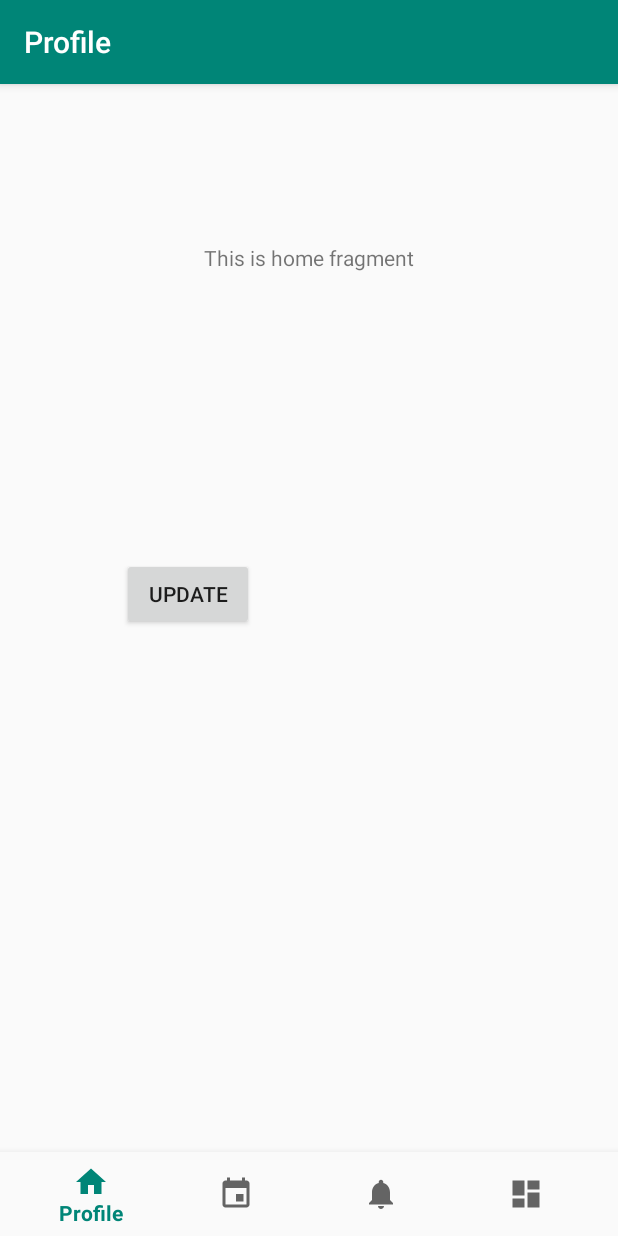
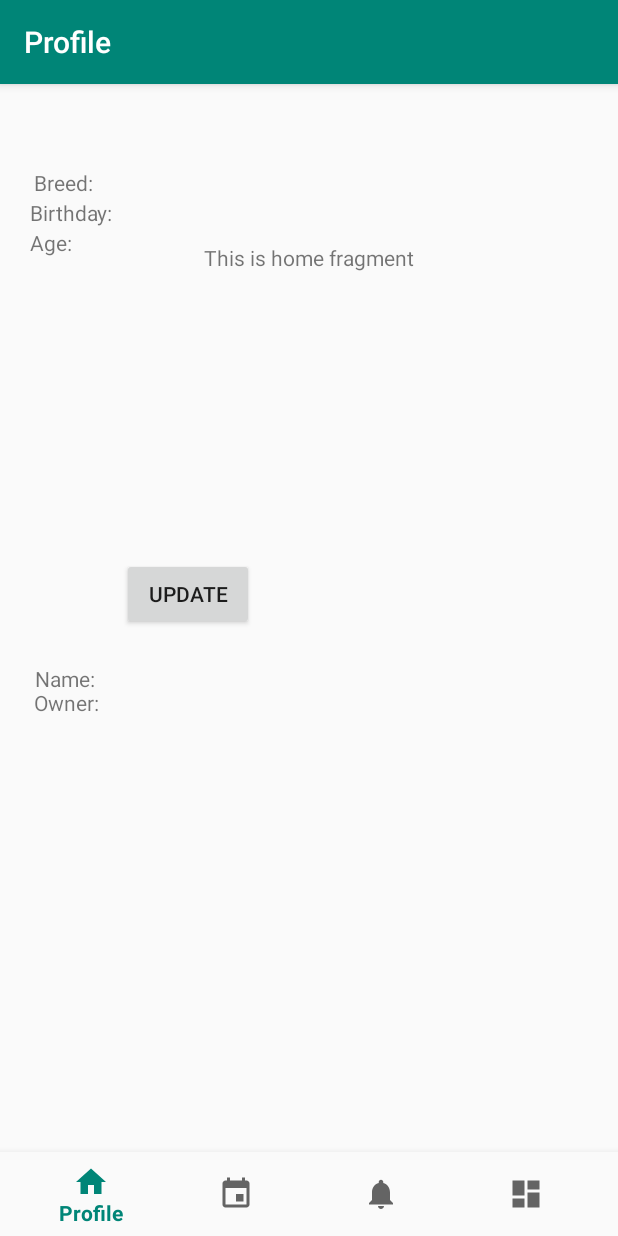
Before and after one commit to gayatri-sapra/3354-jjags, an Android app: the screen it shows after launch (MainActivity), on a phone screen of 412 x 824 dp. Run offline under Robolectric (Android 15) with nearby library versions, the phone set to English and light mode, and no system bars; our stand-ins replace navigation-ui.

Commit message:
added textView to Profile

```diff
--- a/PetNannyDEV/app/src/main/res/layout/fragment_home.xml
+++ b/PetNannyDEV/app/src/main/res/layout/fragment_home.xml
@@ -38,4 +38,60 @@
         app:layout_constraintEnd_toEndOf="@+id/profilePic"
         app:layout_constraintStart_toStartOf="@+id/profilePic"
         app:layout_constraintTop_toBottomOf="@+id/profilePic" />
+
+    <TextView
+        android:id="@+id/textView"
+        android:layout_width="100dp"
+        android:layout_height="20dp"
+        android:text="Name: "
+        app:layout_constraintBottom_toBottomOf="parent"
+        app:layout_constraintEnd_toEndOf="parent"
+        app:layout_constraintHorizontal_bias="0.074"
+        app:layout_constraintStart_toStartOf="parent"
+        app:layout_constraintTop_toBottomOf="@+id/button"
+        app:layout_constraintVertical_bias="0.059" />
+
+    <TextView
+        android:id="@+id/textView2"
+        android:layout_width="100dp"
+        android:layout_height="20dp"
+        android:text="Owner: "
+        app:layout_constraintBottom_toBottomOf="parent"
+        app:layout_constraintEnd_toEndOf="parent"
+        app:layout_constraintHorizontal_bias="0.073"
+        app:layout_constraintStart_toStartOf="parent"
+        app:layout_constraintTop_toBottomOf="@+id/titleHome"
+        app:layout_constraintVertical_bias="0.445" />
+
+    <TextView
+        android:id="@+id/textView3"
+        android:layout_width="100dp"
+        android:layout_height="20dp"
+        android:text="Breed: "
+        app:layout_constraintEnd_toEndOf="parent"
+        app:layout_constraintHorizontal_bias="0.073"
+        app:layout_constraintStart_toStartOf="parent"
+        tools:layout_editor_absoluteY="375dp" />
+
+    <TextView
+        android:id="@+id/textView4"
+        android:layout_width="100dp"
+        android:layout_height="20dp"
+        android:layout_marginStart="20dp"
+        android:layout_marginLeft="20dp"
+        android:text="Birthday: "
+        app:layout_constraintStart_toStartOf="parent"
+        app:layout_constraintTop_toBottomOf="@+id/textView3" />
+
+    <TextView
+        android:id="@+id/textView5"
+        android:layout_width="100dp"
+        android:layout_height="20dp"
+        android:layout_marginStart="20dp"
+        android:layout_marginLeft="20dp"
+        android:text="Age: "
+        app:layout_constraintBottom_toBottomOf="parent"
+        app:layout_constraintStart_toStartOf="parent"
+        app:layout_constraintTop_toBottomOf="@+id/textView4"
+        app:layout_constraintVertical_bias="0.0" />
 </androidx.constraintlayout.widget.ConstraintLayout>
```
